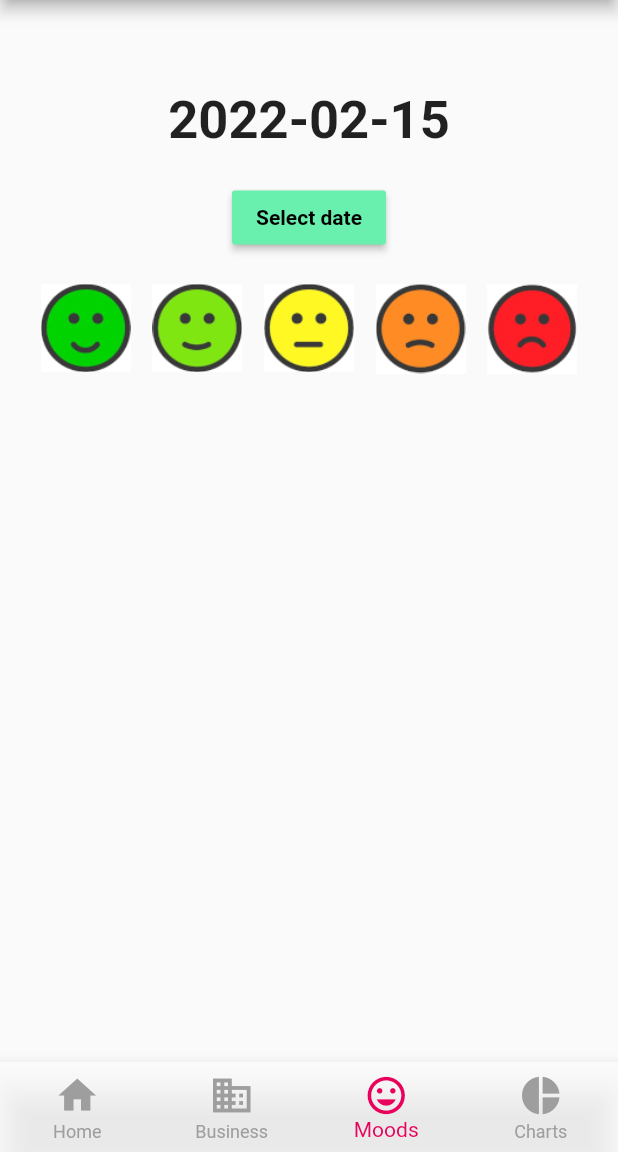
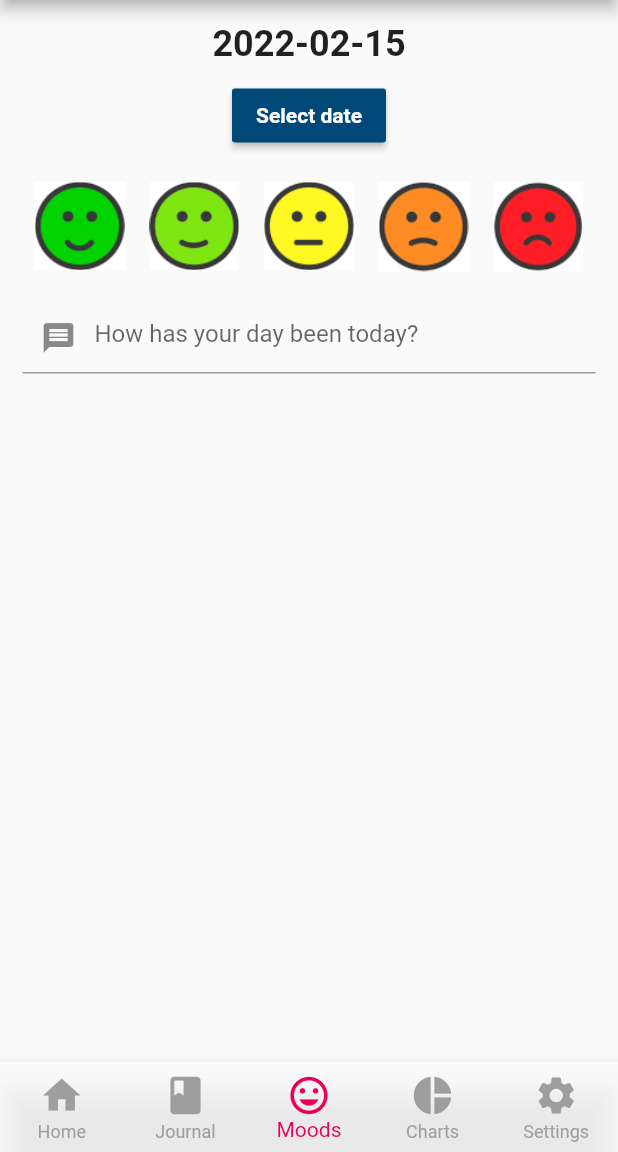
Before and after one commit to AshleyJTM/flutter-mooodtracker-app, a Flutter app: the screen it shows after launch, item 3 of the bottom bar chosen, on a phone screen of 412 x 824 dp, the part 84-1236 px from its top. Run offline on Flutter 3.47's test engine with Material 2 defaults, Android fonts, the phone set to English and light mode, and no system bars; our stand-ins replace charts_flutter, cloud_firestore, firebase_core, splashscreen, syncfusion_flutter_datepicker; accounts and stored records are empty; network calls fail.

Commit message:
Journal Fixes / Styling / Icon

```diff
--- a/lib/code/moodrows.dart
+++ b/lib/code/moodrows.dart
@@ -1,11 +1,8 @@
 import 'dart:ui';
-
-import 'package:firebase_core/firebase_core.dart';
 import "package:flutter/material.dart";
 import 'package:cloud_firestore/cloud_firestore.dart';
 import 'package:intl/intl.dart';
-import 'package:syncfusion_flutter_datepicker/datepicker.dart';
-import 'package:firebase/models/mood.dart';
+
 
 class MoodRow extends StatelessWidget {
   @override
@@ -13,6 +10,7 @@ class MoodRow extends StatelessWidget {
     return MaterialApp(
       home: FirebaseAuthDemo(),
       debugShowCheckedModeBanner: false,
+      theme: ThemeData(primarySwatch: Colors.pink),
     );
   }
 }
@@ -41,11 +39,21 @@ class _FirebaseAuthDemoState extends State<FirebaseAuthDemo> {
       });
   }
 
+final TextEditingController myController = TextEditingController();
+
+  @override
+  void dispose() {
+    // Clean up the controller when the widget is disposed.
+    myController.dispose();
+    super.dispose();
+  }
+
   @override
   Widget build(BuildContext context) {
     return Scaffold(
+      resizeToAvoidBottomInset: false,
       body: Container(
-        padding: EdgeInsets.symmetric(horizontal: 10, vertical: 50),
+        padding: EdgeInsets.symmetric(horizontal: 5, vertical: 5),
         height: MediaQuery.of(context).size.height,
         width: MediaQuery.of(context).size.width,
         child: Column(
@@ -53,19 +61,21 @@ class _FirebaseAuthDemoState extends State<FirebaseAuthDemo> {
           children: [
             Text(
               "${selectedDate.toLocal()}".split(' ')[0],
-              style: TextStyle(fontSize: 35, fontWeight: FontWeight.bold),
+              textAlign: TextAlign.center,
+              style: TextStyle(fontSize: 24, fontWeight: FontWeight.bold),
             ),
             const SizedBox(
-              height: 20.0,
+              height: 10.0,
             ),
             RaisedButton(
               onPressed: () => _selectDate(context),
               child: const Text(
                 'Select date',
                 style:
-                TextStyle(color: Colors.black, fontWeight: FontWeight.bold),
+                TextStyle(color: Colors.white, fontWeight: FontWeight.bold),
               ),
-              color: Colors.greenAccent,
+              color: Color(0xff004877),
+
             ),
             const SizedBox(
               height: 20.0,
@@ -82,8 +92,12 @@ class _FirebaseAuthDemoState extends State<FirebaseAuthDemo> {
                       'date': DateFormat('dd-MM-yyyy').format(selectedDate),
                       'colorVal': "0xff06a118",
                       'moodDetails': "Very Happy",
-                      //'desc': "I feel very happy today",
+                      'desc': myController.text,
+                      'image': 'images/5.jpg',
                     });
+
+                    // Clears data in TextField
+                    myController.clear();
 
                     // Collects document from graph moods database and updates by one value
                    var docRef = cRef.doc('Very Happy');
@@ -104,7 +118,12 @@ class _FirebaseAuthDemoState extends State<FirebaseAuthDemo> {
                       'date': DateFormat('dd-MM-yyyy').format(selectedDate),
                       'colorVal': "0xff7be815",
                       'moodDetails': "Happy",
+                      'desc': myController.text,
+                      'image': 'images/4.jpg',
                     });
+
+                    // Clears data in TextField
+                    myController.clear();
 
                     // Collects document from graph moods database and updates by one value
                     var docRef = cRef.doc('Happy');
@@ -125,7 +144,12 @@ class _FirebaseAuthDemoState extends State<FirebaseAuthDemo> {
                       'date': DateFormat('dd-MM-yyyy').format(selectedDate),
                       'colorVal': "0xffe7f707",
                       'moodDetails': "Average",
+                      'desc': myController.text,
+                      'image': 'images/3.jpg',
                     });
+
+                    // Clears data in TextField
+                    myController.clear();
 
                     // Collects document from graph moods database and updates by one value
                     var docRef = cRef.doc('Average');
@@ -146,7 +170,12 @@ class _FirebaseAuthDemoState extends State<FirebaseAuthDemo> {
                       'date': DateFormat('dd-MM-yyyy').format(selectedDate),
                       'colorVal': "0xffff76b07",
                       'moodDetails': "Upset",
+                      'desc': myController.text,
+                      'image': 'images/2.jpg',
                     });
+
+                    // Clears data in TextField
+                    myController.clear();
 
                     // Collects document from graph moods database and updates by one value
                     var docRef = cRef.doc('Upset');
@@ -167,7 +196,12 @@ class _FirebaseAuthDemoState extends State<FirebaseAuthDemo> {
                       'date': DateFormat('dd-MM-yyyy').format(selectedDate),
                       'colorVal': "0xfff71f07",
                       'moodDetails': "Depressed",
+                      'desc': myController.text,
+                      'image': 'images/1.jpg',
                     });
+
+                    // Clears data in TextField
+                    myController.clear();
 
                     // Collects document from graph moods database and updates by one value
                     var docRef = cRef.doc('Depressed');
@@ -182,6 +216,16 @@ class _FirebaseAuthDemoState extends State<FirebaseAuthDemo> {
                 ),
               ],
             ),
+            const SizedBox(
+              height: 20.0,
+            ),
+            TextField(
+              controller: myController,
+              decoration: InputDecoration(
+                prefixIcon: Icon(Icons.message),
+                hintText: 'How has your day been today?',
+                ),
+              ),
             Expanded(
                 child: StreamBuilder(stream: collectionReference.orderBy('date', descending: true).snapshots(), // Order ListView using Date
                   builder: (BuildContext context, AsyncSnapshot<QuerySnapshot> snapshot) {
@@ -191,7 +235,7 @@ class _FirebaseAuthDemoState extends State<FirebaseAuthDemo> {
                           children: [
                             ListTile(
                               title: Text('${e['moodDetails']} - ${e['date']}',),
-                              subtitle: Text('Description..................'),
+                              subtitle: Text('${e['desc']}'),
                               trailing: IconButton(
                                 onPressed: () async{
                                   e.reference.delete();
@@ -202,11 +246,9 @@ class _FirebaseAuthDemoState extends State<FirebaseAuthDemo> {
                                 },
                                 color: Colors.black,
                                 icon: Icon(Icons.delete),
+                                tooltip: 'Delete',
                               ),
                             ),
-
-
-                            //Text('${e['date']}'),
                             Divider(color: Colors.black.withOpacity(0.6), thickness: 2,)
                           ],
                         )).toList(),
@@ -214,14 +256,13 @@ class _FirebaseAuthDemoState extends State<FirebaseAuthDemo> {
                     }
                     return Center(child: CircularProgressIndicator(),);
                   },
-                ))
+                )),
           ],
         ),
       ),
     );
   }
 }
-
 
 
 
--- a/lib/main.dart
+++ b/lib/main.dart
@@ -1,9 +1,9 @@
-import 'package:firebase/pages/datepickerpage.dart';
-import 'package:firebase/pages/row.dart';
+import 'package:firebase/pages/chartspage.dart';
+import 'package:firebase/pages/moodrowpage.dart';
 import 'package:flutter/material.dart';
 import 'package:firebase_core/firebase_core.dart';
 import 'package:firebase/pages/homepage.dart';
-import 'package:firebase/pages/moodpage.dart';
+import 'package:firebase/pages/journalpage.dart';
 import 'pages/splash.dart';
 
 void main() async {
@@ -15,7 +15,7 @@ void main() async {
 class MyApp extends StatelessWidget {
   const MyApp({Key? key}) : super(key: key);
 
-  static const String _title = 'Flutter Code Sample';
+  static const String _title = 'NTYOU';
 
   @override
   Widget build(BuildContext context) {
@@ -37,7 +37,7 @@ class MainPage extends StatefulWidget {
 class _MainPageState extends State<MainPage> {
   int currentIndex = 0;
   final screens = const[
-    HomePage(),
+    SupportPage(),
     MoodPage(),
     MoodRowPage(),
     DatePage(),
@@ -65,8 +65,8 @@ class _MainPageState extends State<MainPage> {
             backgroundColor: Colors.red,
           ),
           BottomNavigationBarItem(
-            icon: Icon(Icons.business),
-            label: 'Business',
+            icon: Icon(Icons.book),
+            label: 'Journal',
             backgroundColor: Colors.green,
           ),
           BottomNavigationBarItem(
@@ -79,6 +79,11 @@ class _MainPageState extends State<MainPage> {
             label: 'Charts',
             backgroundColor: Colors.pink,
           ),
+          BottomNavigationBarItem(
+            icon: Icon(Icons.settings),
+            label: 'Settings',
+            backgroundColor: Colors.pink,
+          ),
         ],
       ),
     );
--- a/lib/pages/datepickerpage.dart
+++ b/lib/pages/chartspage.dart
@@ -1,6 +1,5 @@
 import 'package:flutter/material.dart';
-import 'package:firebase/code/datepicker.dart';
-import 'package:firebase/code/moodhomepage.dart';
+import 'package:firebase/code/charts.dart';
 
 class DatePage extends StatelessWidget {
   const DatePage({Key? key}) : super(key: key);
@@ -14,6 +13,6 @@ class DatePage extends StatelessWidget {
         ),
       body: Container(
         margin: EdgeInsets.all(10.0),
-        child: MoodHomePage(),
+        child: MoodChart(),
       ));
 }
--- a/lib/pages/moodpage.dart
+++ b/lib/pages/journalpage.dart
@@ -1,7 +1,5 @@
-import 'package:firebase/code/mood.dart';
-import 'package:firebase/code/voteselect.dart';
 import 'package:flutter/material.dart';
-
+import 'package:firebase/code/journal.dart';
 class MoodPage extends StatelessWidget {
   const MoodPage({Key? key}) : super(key: key);
 
@@ -14,6 +12,6 @@ class MoodPage extends StatelessWidget {
       ),
       body: Container(
         margin: EdgeInsets.all(10.0),
-        child: MyMoodPage(),
+        child: MoodRow(),
       ));
 }
--- a/lib/pages/row.dart
+++ b/lib/pages/moodrowpage.dart
@@ -1,5 +1,4 @@
 import 'package:flutter/material.dart';
-import 'package:firebase/code/mood.dart';
 import 'package:firebase/code/moodrows.dart';
 
 class MoodRowPage extends StatelessWidget {
```
Also changed, not shown: lib/code/charts.dart (renamed from lib/code/moodhomepage.dart, +5 -5 lines), lib/code/container.dart (added, +31 -0 lines), lib/code/journal.dart (added, +125 -0 lines), lib/code/support.dart (added, +47 -0 lines), lib/pages/homepage.dart (+4 -4 lines), pubspec.yaml (+10 -0 lines), images/NTYOU.png (added), pubspec.lock, 23 other files.
